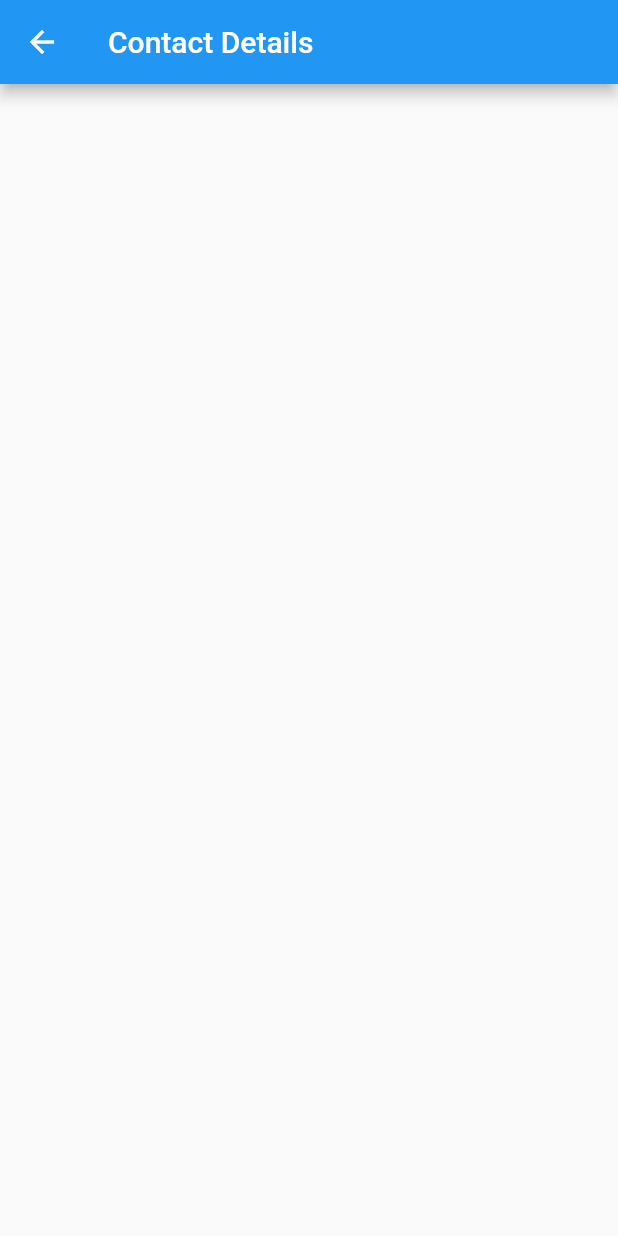
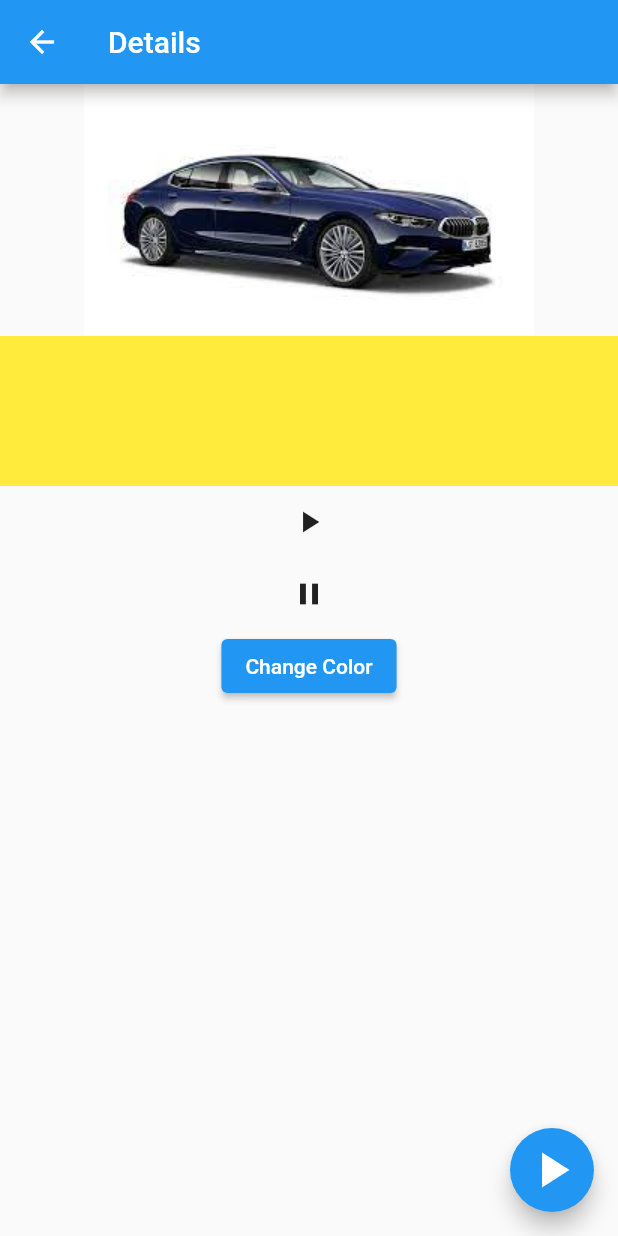
Before and after one commit to HeySreelal/SCT-Flutter-WorkshopApp, a Flutter app: the screen it shows after launch, after a tap on "Open Details", on a phone screen of 412 x 824 dp. Run offline on Flutter 3.47's test engine with Material 2 defaults, Android fonts, the phone set to English and light mode, and no system bars; our stand-ins replace google_fonts.

Commit message:
Day 3 🎉

```diff
--- a/lib/contact.dart
+++ b/lib/contact.dart
@@ -1,13 +1,97 @@
 import 'package:flutter/material.dart';
 
-class ContactPage extends StatelessWidget {
-  const ContactPage({Key? key}) : super(key: key);
+class DetailsPage extends StatefulWidget {
+  const DetailsPage({Key? key}) : super(key: key);
+
+  @override
+  State<DetailsPage> createState() => _DetailsPageState();
+}
+
+class _DetailsPageState extends State<DetailsPage>
+    with SingleTickerProviderStateMixin {
+  // Animated Container properties
+  var color = Colors.yellow;
+  var height = 100.0;
+  var margin = 0.0;
+
+  // Animated Icons properties
+  bool isPlaying = false;
+  late AnimationController controller;
+
+  @override
+  void initState() {
+    controller = AnimationController(
+      vsync: this,
+      duration: const Duration(
+        milliseconds: 600,
+      ),
+    );
+    super.initState();
+  }
 
   @override
   Widget build(BuildContext context) {
     return Scaffold(
       appBar: AppBar(
-        title: const Text("Contact Details"),
+        title: const Text("Details"),
+      ),
+      body: Column(
+        children: [
+          Hero(
+            tag: "car-image",
+            child: Image.asset(
+              "assets/bmw.jpeg",
+            ),
+          ),
+          AnimatedContainer(
+            duration: const Duration(
+              milliseconds: 400,
+            ),
+            height: height,
+            color: color,
+            margin: EdgeInsets.all(margin),
+          ),
+          IconButton(
+            onPressed: () {
+              controller.forward();
+            },
+            icon: const Icon(Icons.play_arrow),
+          ),
+          IconButton(
+            onPressed: () {
+              controller.reverse();
+            },
+            icon: const Icon(Icons.pause),
+          ),
+          ElevatedButton(
+            onPressed: () {
+              setState(() {
+                color = Colors.red;
+                height = 200.0;
+                margin = 30.0;
+              });
+            },
+            child: const Text("Change Color"),
+          ),
+        ],
+      ),
+      floatingActionButton: FloatingActionButton(
+        child: AnimatedIcon(
+          size: 40,
+          icon: AnimatedIcons.play_pause,
+          progress: controller,
+        ),
+        onPressed: () {
+          if (isPlaying) {
+            controller.reverse();
+          } else {
+            controller.forward();
+          }
+
+          setState(() {
+            isPlaying = !isPlaying;
+          });
+        },
       ),
     );
   }
--- a/lib/home.dart
+++ b/lib/home.dart
@@ -1,5 +1,6 @@
 import 'package:flutter/material.dart';
 import 'package:workshopapp/contact.dart';
+import 'package:google_fonts/google_fonts.dart';
 
 class HomePage extends StatefulWidget {
   const HomePage({Key? key}) : super(key: key);
@@ -31,25 +32,34 @@ class _HomePageState extends State<HomePage> {
           ),
         ],
       ),
-      floatingActionButton: FloatingActionButton(
+      floatingActionButton: FloatingActionButton.extended(
         onPressed: () {
           // increment
           setState(() {
             count++;
           });
         },
-        child: const Icon(Icons.add),
         backgroundColor: Colors.green,
+        icon: const Icon(Icons.add),
+        label: const Text("Increment"),
       ),
-      body: ListView(
+      body: Column(
         children: [
-          Image.asset(
-            "assets/bmw.jpeg",
-            fit: BoxFit.fitWidth,
+          Hero(
+            tag: "car-image",
+            child: Image.asset(
+              "assets/bmw.jpeg",
+              width: 200,
+            ),
           ),
           ListTile(
             title: Center(
-              child: Text("BMWs I want $count"),
+              child: Text(
+                "BMWs I want $count",
+                style: GoogleFonts.dancingScript(
+                  fontSize: 40,
+                ),
+              ),
             ),
           ),
           ListTile(
@@ -62,7 +72,7 @@ class _HomePageState extends State<HomePage> {
 
                 // the page we're navigating to
                 MaterialPageRoute(
-                  builder: (context) => const ContactPage(),
+                  builder: (context) => const DetailsPage(),
                 ),
               );
             },
@@ -82,13 +92,27 @@ class _HomePageState extends State<HomePage> {
             leading: const Icon(Icons.settings),
             onTap: () {},
           ),
+          ListTile(
+            title: ElevatedButton(
+              onPressed: () {},
+              child: const Text("Elevated Button"),
+            ),
+          ),
+          ListTile(
+            title: TextButton(
+              child: const Text("Add To Cart"),
+              onPressed: () {},
+            ),
+          ),
         ],
       ),
       drawer: Drawer(
         child: ListView(
           children: [
             DrawerHeader(
-              child: Image.asset("assets/bmw.jpeg"),
+              child: Image.asset(
+                "assets/bmw.jpeg",
+              ),
             ),
             ListTile(
               title: const Text("New Chat"),
--- a/pubspec.yaml
+++ b/pubspec.yaml
@@ -30,6 +30,8 @@ dependencies:
   flutter:
     sdk: flutter
   cupertino_icons: ^1.0.2
+  google_fonts: ^2.3.1
+  url_launcher: ^6.0.20
 
 dev_dependencies:
   flutter_test:
```
Also changed, not shown: pubspec.lock, 10 other files.
